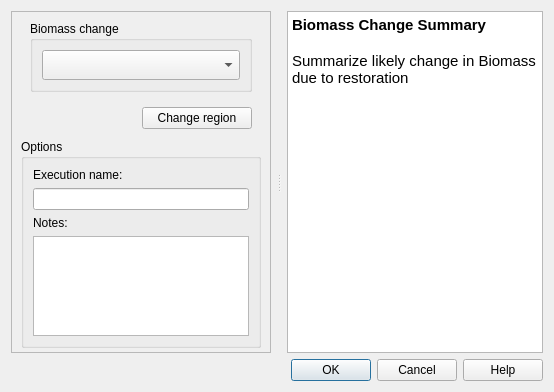
This is LDMP/gui/DlgCalculateRestBiomassSummaryTable.ui in ConservationInternational/trends.earth as Qt 5 draws it before an edit. The edited form follows.
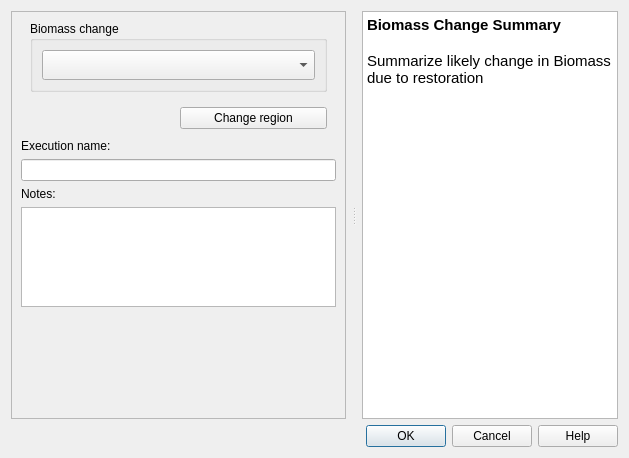
This is the edited form. Custom widgets are drawn as their Qt base class.

Commit message: using only one group box on all algorithms execution dialogs

```diff
--- a/LDMP/gui/DlgCalculateRestBiomassSummaryTable.ui
+++ b/LDMP/gui/DlgCalculateRestBiomassSummaryTable.ui
@@ -6,8 +6,8 @@
    <rect>
     <x>0</x>
     <y>0</y>
-    <width>554</width>
-    <height>262</height>
+    <width>629</width>
+    <height>458</height>
    </rect>
   </property>
   <property name="sizePolicy">
@@ -155,15 +155,6 @@
         </layout>
        </item>
        <item>
-        <widget class="QgsCollapsibleGroupBox" name="options_group">
-         <property name="title">
-          <string>Options</string>
-         </property>
-         <property name="collapsed">
-          <bool>true</bool>
-         </property>
-         <layout class="QVBoxLayout" name="verticalLayout_4">
-          <item>
            <widget class="QLabel" name="execution_name_la">
             <property name="text">
              <string>Execution name:</string>
@@ -202,9 +193,6 @@
             </property>
            </widget>
           </item>
-         </layout>
-        </widget>
-       </item>
        <item>
         <spacer name="verticalSpacer">
          <property name="orientation">
@@ -261,12 +249,6 @@
   </layout>
  </widget>
  <customwidgets>
-  <customwidget>
-   <class>QgsCollapsibleGroupBox</class>
-   <extends>QGroupBox</extends>
-   <header>qgis.gui</header>
-   <container>1</container>
-  </customwidget>
   <customwidget>
    <class>WidgetDataIOSelectTELayerExisting</class>
    <extends>QComboBox</extends>
```
Lines whose indentation alone changed are shown as unchanged. The commit also changes 11 other files.
